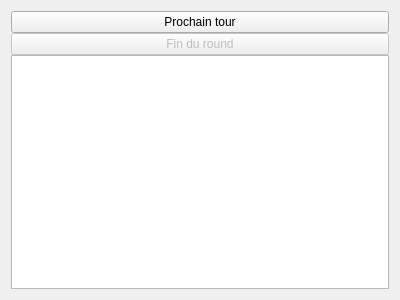
Qt form app/view/forms/channel.ui (r0nd0ud0u/qt-rpg) before a commit.
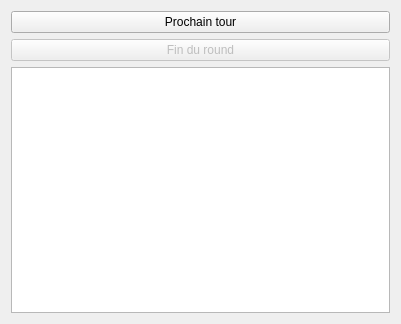
The same form after that commit. The open tabs and pages were chosen to show the change. Custom widgets are drawn as their Qt base class.

The edit to the form file:
```diff
--- a/app/view/forms/channel.ui
+++ b/app/view/forms/channel.ui
@@ -9,8 +9,8 @@
    <rect>
     <x>0</x>
     <y>0</y>
-    <width>400</width>
-    <height>300</height>
+    <width>401</width>
+    <height>324</height>
    </rect>
   </property>
   <property name="sizePolicy">
@@ -24,31 +24,6 @@
   </property>
   <layout class="QVBoxLayout" name="verticalLayout">
    <item>
-    <widget class="QStackedWidget" name="stackedWidget">
-     <widget class="StuffsView" name="list_stuffs">
-      <layout class="QHBoxLayout" name="horizontalLayout"/>
-     </widget>
-     <widget class="QWidget" name="turn_page">
-      <property name="enabled">
-       <bool>true</bool>
-      </property>
-      <layout class="QVBoxLayout" name="verticalLayout_2">
-       <property name="spacing">
-        <number>0</number>
-       </property>
-       <property name="leftMargin">
-        <number>0</number>
-       </property>
-       <property name="topMargin">
-        <number>0</number>
-       </property>
-       <property name="rightMargin">
-        <number>0</number>
-       </property>
-       <property name="bottomMargin">
-        <number>0</number>
-       </property>
-       <item>
         <widget class="QPushButton" name="next_turn_button">
          <property name="enabled">
           <bool>true</bool>
@@ -83,18 +58,6 @@
        </item>
       </layout>
      </widget>
-    </widget>
-   </item>
-  </layout>
- </widget>
- <customwidgets>
-  <customwidget>
-   <class>StuffsView</class>
-   <extends>QWidget</extends>
-   <header location="global">stuffsview.h</header>
-   <container>1</container>
-  </customwidget>
- </customwidgets>
  <resources/>
  <connections/>
 </ui>
```
Lines whose indentation alone changed are shown as unchanged.
